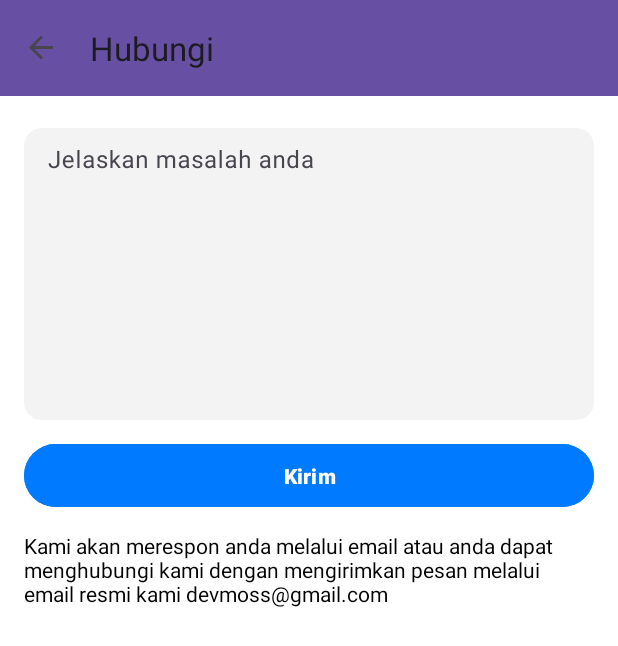
After one commit to DevMossTeam/KabarE-Mobile, an Android app: the HubungiFragment screen opened through its navigation route, on a phone screen of 412 x 824 dp. The commit adds this screen. Shown: the top 646 px of the screen. Run offline under Robolectric (Android 15) with nearby library versions, the phone set to English and light mode, and no system bars; our stand-ins replace navigation-ui.

Commit message:
FIX SETTING SEMENTARA

```diff
--- a/app/src/main/java/com/devmoss/kabare/MainActivity.kt
+++ b/app/src/main/java/com/devmoss/kabare/MainActivity.kt
@@ -71,6 +71,11 @@ class MainActivity : AppCompatActivity() {
                     binding.toolbar.visibility = android.view.View.VISIBLE
                     binding.navView.visibility = android.view.View.GONE
                 }
+                R.id.hubungiFragment -> {
+                    // Hide BottomNavigationView and show Toolbar for HubungiFragment
+                    binding.toolbar.visibility = android.view.View.VISIBLE
+                    binding.navView.visibility = android.view.View.GONE
+                }
                 else -> {
                     // Default behavior for other fragments, show the toolbar and bottom navigation
                     binding.toolbar.visibility = android.view.View.VISIBLE
--- /dev/null
+++ b/app/src/main/java/com/devmoss/kabare/ui/profile/settings/HubungiFragment.kt
@@ -0,0 +1,54 @@
+package com.devmoss.kabare.ui.profile.settings
+
+import android.os.Bundle
+import android.view.LayoutInflater
+import android.view.View
+import android.view.ViewGroup
+import android.widget.Button
+import android.widget.EditText
+import android.widget.TextView
+import android.widget.Toast
+import androidx.fragment.app.Fragment
+import com.devmoss.kabare.R
+
+class HubungiFragment : Fragment() {
+
+    private lateinit var etComplaint: EditText
+    private lateinit var btnSubmit: Button
+    private lateinit var tvAdditionalInfo: TextView
+
+    override fun onCreateView(
+        inflater: LayoutInflater, container: ViewGroup?,
+        savedInstanceState: Bundle?
+    ): View? {
+        // Inflate the layout for this fragment
+        val view = inflater.inflate(R.layout.fragment_hubungi, container, false)
+
+        // Initialize UI elements
+        etComplaint = view.findViewById(R.id.etComplaint)
+        btnSubmit = view.findViewById(R.id.btnSubmit)
+        tvAdditionalInfo = view.findViewById(R.id.tvAdditionalInfo)
+
+        // Set click listener for the submit button
+        btnSubmit.setOnClickListener {
+            submitComplaint()
+        }
+
+        return view
+    }
+
+    private fun submitComplaint() {
+        val complaintText = etComplaint.text.toString().trim()
+        if (complaintText.isEmpty()) {
+            Toast.makeText(requireContext(), "Harap masukkan keluhan anda", Toast.LENGTH_SHORT).show()
+            return
+        }
+
+        // Here, you can handle the complaint submission (e.g., send to server, save locally, etc.)
+        // For now, we will just show a toast message
+        Toast.makeText(requireContext(), "Keluhan berhasil dikirim", Toast.LENGTH_SHORT).show()
+
+        // Clear the input field after submission
+        etComplaint.text.clear()
+    }
+}
--- a/app/src/main/java/com/devmoss/kabare/ui/profile/settings/PusatBantuanFragment.kt
+++ b/app/src/main/java/com/devmoss/kabare/ui/profile/settings/PusatBantuanFragment.kt
@@ -4,11 +4,14 @@ import android.os.Bundle
 import android.view.LayoutInflater
 import android.view.View
 import android.view.ViewGroup
-import android.widget.TextView
+import android.widget.LinearLayout
 import androidx.fragment.app.Fragment
+import androidx.navigation.fragment.findNavController
 import com.devmoss.kabare.R
 
 class PusatBantuanFragment : Fragment() {
+
+    private lateinit var tvTentang: LinearLayout
 
     override fun onCreateView(
         inflater: LayoutInflater, container: ViewGroup?,
@@ -21,6 +24,17 @@ class PusatBantuanFragment : Fragment() {
     override fun onViewCreated(view: View, savedInstanceState: Bundle?) {
         super.onViewCreated(view, savedInstanceState)
 
+        // Initialize the LinearLayout
+        tvTentang = view.findViewById(R.id.tvTentang)
+
+        // Set a click listener on the LinearLayout
+        tvTentang.setOnClickListener {
+            navigateToHubungiFragment()
+        }
     }
 
+    private fun navigateToHubungiFragment() {
+        // Navigate to HubungiFragment using the navigation controller
+        findNavController().navigate(R.id.action_pusatBantuanFragment_to_hubungiFragment)
+    }
 }
--- /dev/null
+++ b/app/src/main/res/layout/fragment_hubungi.xml
@@ -0,0 +1,63 @@
+<?xml version="1.0" encoding="utf-8"?>
+<androidx.constraintlayout.widget.ConstraintLayout
+    xmlns:android="http://schemas.android.com/apk/res/android"
+    xmlns:app="http://schemas.android.com/apk/res-auto"
+    xmlns:tools="http://schemas.android.com/tools"
+    android:layout_width="match_parent"
+    android:layout_height="match_parent"
+    android:background="@android:color/white"
+    android:padding="16dp">
+
+    <!-- Area Input Teks -->
+    <com.google.android.material.textfield.TextInputLayout
+        android:id="@+id/inputLayoutComplaint"
+        android:layout_width="match_parent"
+        android:layout_height="200dp"
+        android:layout_marginBottom="16dp"
+        app:boxCornerRadiusTopStart="12dp"
+        app:boxCornerRadiusTopEnd="12dp"
+        app:boxCornerRadiusBottomStart="12dp"
+        app:boxCornerRadiusBottomEnd="12dp"
+        app:boxStrokeWidth="0dp"
+        app:backgroundTint="@android:color/transparent"
+        app:boxBackgroundColor="#F3F3F3"
+        tools:ignore="MissingConstraints">
+
+        <com.google.android.material.textfield.TextInputEditText
+            android:id="@+id/etComplaint"
+            android:layout_width="match_parent"
+            android:layout_height="match_parent"
+            android:hint="Jelaskan masalah anda"
+            android:inputType="textMultiLine"
+            android:padding="12dp"
+            android:gravity="top|start" />
+    </com.google.android.material.textfield.TextInputLayout>
+
+    <!-- Tombol Kirim -->
+    <Button
+        android:id="@+id/btnSubmit"
+        android:layout_width="0dp"
+        android:layout_height="50dp"
+        android:layout_marginTop="12dp"
+        android:backgroundTint="#007AFF"
+        android:text="Kirim"
+        android:textColor="@android:color/white"
+        android:textStyle="bold"
+        app:layout_constraintTop_toBottomOf="@id/inputLayoutComplaint"
+        app:layout_constraintStart_toStartOf="parent"
+        app:layout_constraintEnd_toEndOf="parent" />
+
+    <!-- Informasi Tambahan -->
+    <TextView
+        android:id="@+id/tvAdditionalInfo"
+        android:layout_width="wrap_content"
+        android:layout_height="wrap_content"
+        android:text="Kami akan merespon anda melalui email atau anda dapat menghubungi kami dengan mengirimkan pesan melalui email resmi kami devmoss@gmail.com"
+        android:textColor="#000000"
+        android:textSize="14sp"
+        app:layout_constraintTop_toBottomOf="@id/btnSubmit"
+        app:layout_constraintStart_toStartOf="parent"
+        app:layout_constraintEnd_toEndOf="parent"
+        android:layout_marginTop="12dp" />
+
+</androidx.constraintlayout.widget.ConstraintLayout>
--- a/app/src/main/res/navigation/nav_graph.xml
+++ b/app/src/main/res/navigation/nav_graph.xml
@@ -163,6 +163,19 @@
         android:label="Pusat Bantuan"
         tools:layout="@layout/fragment_pusat_bantuan" />
 
+    <!-- Hubungi Fragment -->
+    <fragment
+        android:id="@+id/hubungiFragment"
+        android:name="com.devmoss.kabare.ui.profile.settings.HubungiFragment"
+        android:label="Hubungi"
+        tools:layout="@layout/fragment_hubungi" />
+
+    <!-- Action to navigate from Pusat Bantuan to Hubungi Fragment -->
+    <action
+        android:id="@+id/action_pusatBantuanFragment_to_hubungiFragment"
+        app:destination="@id/hubungiFragment" />
+
+
     <!-- Tentang Fragment -->
     <fragment
         android:id="@+id/tentangFragment"
```
